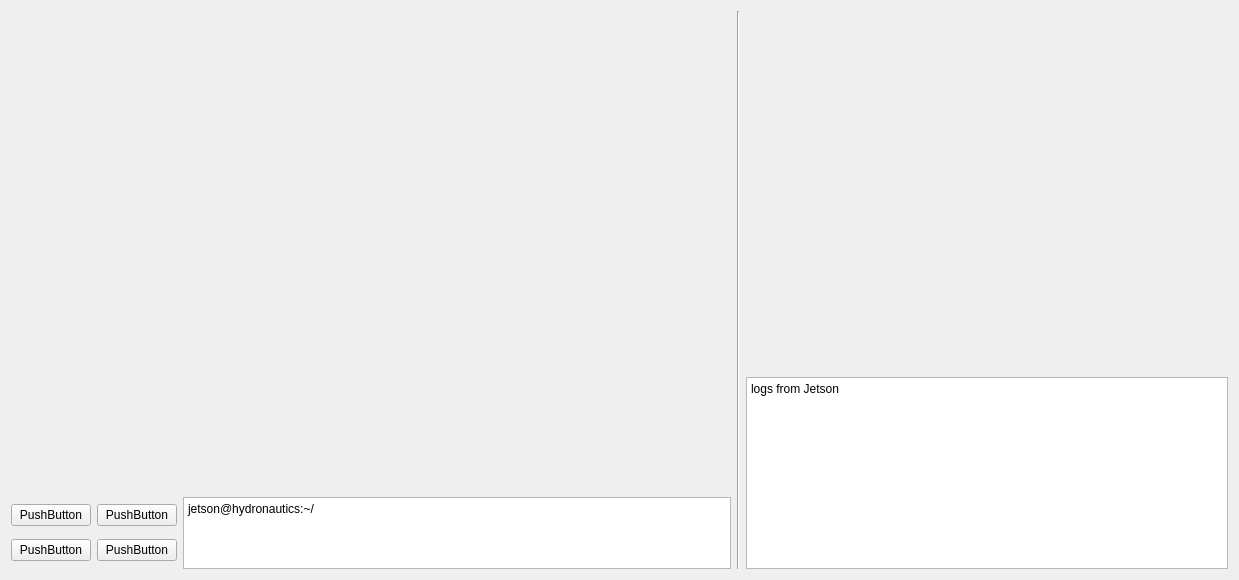
This is AUVModeForm/auvmodeform.ui in hydronautics-team/PoolsideGUI as Qt 5 draws it before an edit. The edited form follows.
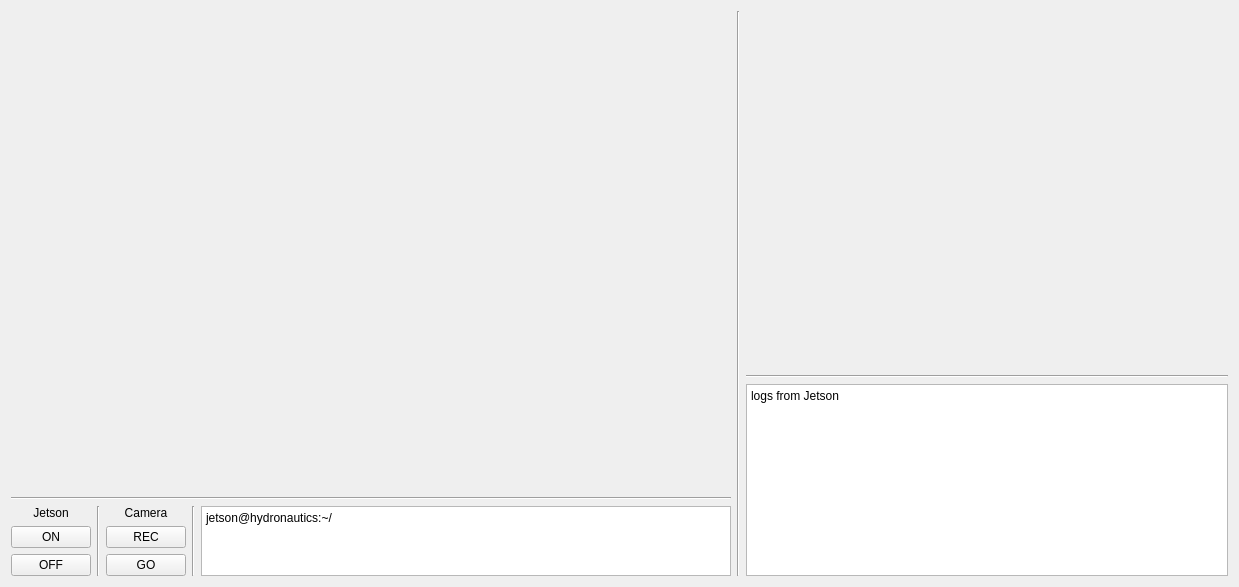
This is the edited form.

The edit to the form file:
```diff
--- a/AUVModeForm/auvmodeform.ui
+++ b/AUVModeForm/auvmodeform.ui
@@ -40,40 +40,91 @@
          </property>
         </widget>
        </item>
+       <item>
+        <widget class="Line" name="line_3">
+         <property name="orientation">
+          <enum>Qt::Horizontal</enum>
+         </property>
+        </widget>
+       </item>
        <item>
         <layout class="QHBoxLayout" name="horizontalLayout_2">
          <item>
-          <layout class="QGridLayout" name="gridLayout_2">
-           <item row="0" column="1">
-            <widget class="QPushButton" name="pushButton_3">
+          <layout class="QVBoxLayout" name="verticalLayout_5">
+           <property name="leftMargin">
+            <number>0</number>
+           </property>
+           <item>
+            <widget class="QLabel" name="label">
              <property name="text">
-              <string>PushButton</string>
+              <string>Jetson</string>
              </property>
+             <property name="alignment">
+              <set>Qt::AlignCenter</set>
+             </property>
             </widget>
            </item>
-           <item row="0" column="0">
-            <widget class="QPushButton" name="pushButton_4">
+           <item>
+            <widget class="QPushButton" name="btnON">
              <property name="text">
-              <string>PushButton</string>
+              <string>ON</string>
              </property>
             </widget>
            </item>
-           <item row="1" column="1">
-            <widget class="QPushButton" name="pushButton">
+           <item>
+            <widget class="QPushButton" name="btnOFF">
              <property name="text">
-              <string>PushButton</string>
+              <string>OFF</string>
              </property>
             </widget>
            </item>
-           <item row="1" column="0">
-            <widget class="QPushButton" name="pushButton_2">
+          </layout>
+         </item>
+         <item>
+          <widget class="Line" name="line_2">
+           <property name="orientation">
+            <enum>Qt::Vertical</enum>
+           </property>
+          </widget>
+         </item>
+         <item>
+          <layout class="QVBoxLayout" name="verticalLayout_4">
+           <property name="leftMargin">
+            <number>0</number>
+           </property>
+           <item>
+            <widget class="QLabel" name="label_2">
              <property name="text">
-              <string>PushButton</string>
+              <string>Camera</string>
              </property>
+             <property name="alignment">
+              <set>Qt::AlignCenter</set>
+             </property>
             </widget>
            </item>
+           <item>
+            <widget class="QPushButton" name="btnREC">
+             <property name="text">
+              <string>REC</string>
+             </property>
+            </widget>
+           </item>
+           <item>
+            <widget class="QPushButton" name="btnGO">
+             <property name="text">
+              <string>GO</string>
+             </property>
+            </widget>
+           </item>
           </layout>
          </item>
+         <item>
+          <widget class="Line" name="line_4">
+           <property name="orientation">
+            <enum>Qt::Vertical</enum>
+           </property>
+          </widget>
+         </item>
          <item>
           <widget class="QPlainTextEdit" name="plainTextEdit">
            <property name="plainText">
@@ -116,6 +167,13 @@
          </property>
         </widget>
        </item>
+       <item>
+        <widget class="Line" name="line_5">
+         <property name="orientation">
+          <enum>Qt::Horizontal</enum>
+         </property>
+        </widget>
+       </item>
        <item>
         <widget class="QPlainTextEdit" name="plainTextEdit_2">
          <property name="plainText">
```
Left out of the diff: 12 changed lines with no effect on the pictures.
